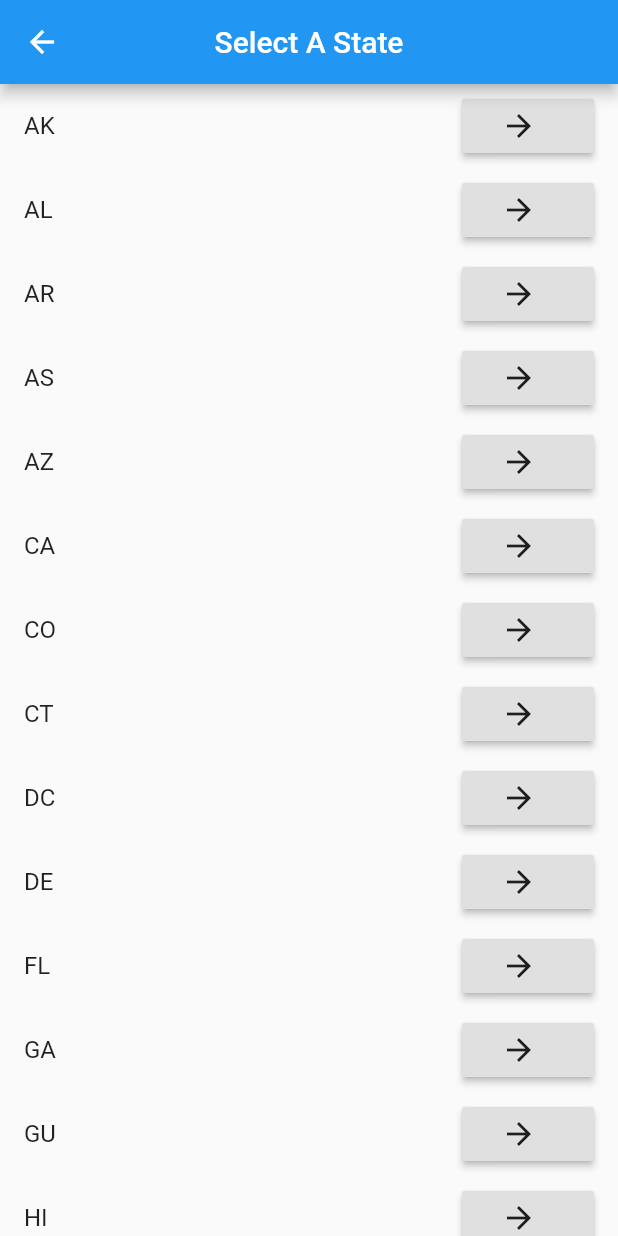
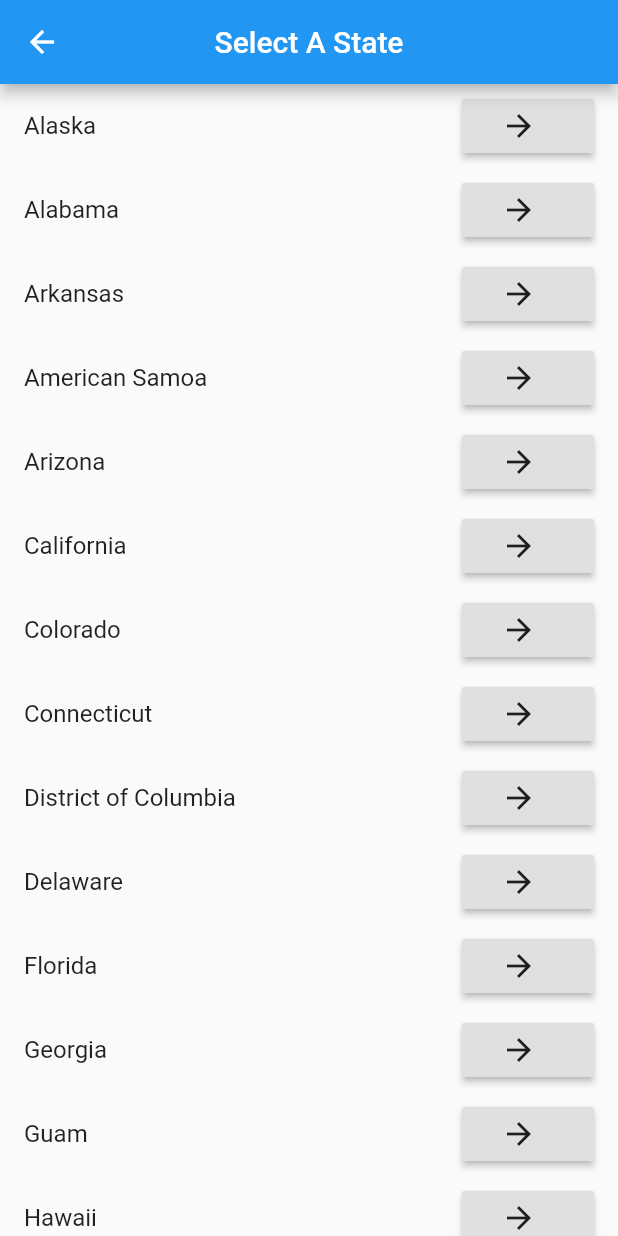
Before and after one commit to kylejava/USCovid19Tracker, a Flutter app: the ListOfStates screen opened by its route, on a phone screen of 412 x 824 dp. Run offline on Flutter 3.47's test engine with Material 2 defaults, Android fonts, the phone set to English and light mode, and no system bars; our stand-ins replace flutter_spinkit.

```diff
--- a/lib/main.dart
+++ b/lib/main.dart
@@ -3,6 +3,7 @@ import 'package:us_covid_tracker/pages/loading.dart';
 import 'package:us_covid_tracker/pages/state.dart';
 import 'package:us_covid_tracker/pages/stateslist.dart';
 import 'package:us_covid_tracker/pages/home.dart';
+import 'package:us_covid_tracker/pages/info.dart';
 void main() {
   runApp(MyApp());
 }
@@ -17,6 +18,7 @@ class MyApp extends StatelessWidget {
         '/loading': (context) => Loading(),
         '/list': (context) => ListOfStates(),
         '/display': (context) => DisplayState(),
+        '/info' : (context) => Info(),
       },
     );
   }
--- a/lib/pages/stateslist.dart
+++ b/lib/pages/stateslist.dart
@@ -22,15 +22,20 @@ class _ListOfStatesState extends State<ListOfStates> {
         itemCount: InitialsOfStates.length,
         itemBuilder: (context, index){
           return ListTile(
-            title: Text('${InitialsOfStates[index]}'),
+            title: Text('${NamesOfStates[index]}'),
             trailing: RaisedButton.icon(
+
                 onPressed: () {
+
                   Navigator.pushReplacementNamed(context, '/loading', arguments: {
                     'index' : index,
+                    'nameOfState': NamesOfStates[index],
                   });
 
                 },
-                icon: Icon(Icons.arrow_forward),
+                icon: Icon(
+                    Icons.arrow_forward,
+                ),
                 label: Text(''),
             ),
 
--- a/lib/services/data.dart
+++ b/lib/services/data.dart
@@ -1,7 +1,14 @@
 
-//This file contains a list containing the initials of each state
+//This file contains a list containing the initials and names of each state
 List <String> InitialsOfStates = [ 'AK' , 'AL' , 'AR' , 'AS' , 'AZ' , 'CA' , 'CO' , 'CT' , 'DC' , 'DE' ,
        'FL' , 'GA' , 'GU' , 'HI' , 'IA' , 'ID' , 'IL' , 'IN' , 'KS' , 'KY' , 'LA' , 'MA' , 'MD' , 'ME' ,
         'MI' , 'MN' , 'MO' , 'MP' , 'MS' , 'MT' , 'NC' , 'ND' , 'NE' , 'NH' , 'NJ' , 'NM' , 'NV' , 'NY' , 'OH' ,
         'OK' , 'OR' , 'PA' , 'PR' , 'RI' , 'SC' , 'SD' , 'TN' , 'TX' , 'UT' , 'VA' , 'VI' , 'VT' , 'WA' ,
       'WI' , 'WV' , 'WY' , ];
+
+List NamesOfStates = [ 'Alaska' , 'Alabama' , 'Arkansas' , 'American Samoa' , 'Arizona' , 'California' , 'Colorado' , 'Connecticut' ,
+  'District of Columbia' , 'Delaware' , 'Florida' , 'Georgia' , 'Guam' , 'Hawaii' , 'Iowa' , 'Idaho' , 'Illinois' , 'Indiana' , 'Kansas' ,
+  'Kentucky' , 'Louisiana' , 'Massachusetts' , 'Maryland' , 'Maine' , 'Michigan' , 'Minnesota' , 'Missouri' , 'Northern Mariana Islands' ,
+  'Mississippi' , 'Montana' , 'North Carolina' , 'North Dakota' , 'Nebraska' , 'New Hampshire' , 'New Jersey' , 'New Mexico' , 'Nevada' , 'New York' ,
+  'Ohio' , 'Oklahoma' , 'Oregon' , 'Pennsylvania' , 'Puerto Rico' , 'Rhode Island' , 'South Carolina' , 'South Dakota' , 'Tennessee' , 'Texas' , 'Utah' ,
+  'Virginia' , 'US Virgin Islands' , 'Vermont' , 'Washington' , 'Wisconsin' , 'West Virginia' , 'Wyoming'  ];
```
Also changed, not shown: lib/pages/info.dart (added, +17 -0 lines), lib/pages/loading.dart (+6 -5 lines), lib/pages/state.dart (+15 -2 lines).
